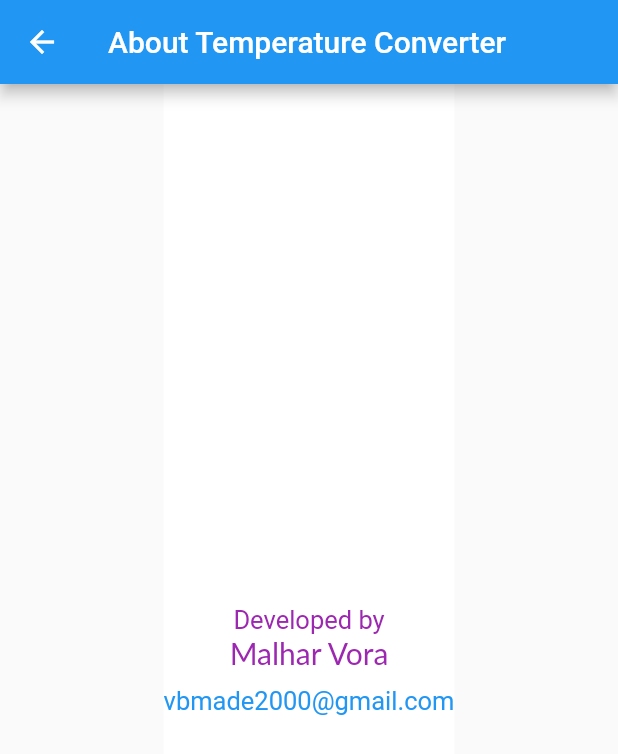
After one commit to vbmade2000/tempcon, a Flutter app: the AboutPage screen opened by its route, on a phone screen of 412 x 824 dp. The commit adds this screen. Shown: the top 754 px of the screen. Run offline on Flutter 3.47's test engine with Material 2 defaults, Android fonts, the phone set to English and light mode, and no system bars; our stand-ins replace string_validator; Roboto replaces fonts that are missing (Lato, Raleway).

Commit message:
Add About screen

```diff
--- /dev/null
+++ b/lib/about.dart
@@ -0,0 +1,45 @@
+import "package:flutter/material.dart";
+
+class AboutPage extends StatelessWidget {
+  const AboutPage({Key? key}) : super(key: key);
+
+  @override
+  Widget build(BuildContext context) {
+    return Scaffold(
+      appBar: AppBar(
+        title: Text("About Temperature Converter"),
+      ),
+      body: Center(
+        child: Container(
+          color: Colors.white,
+          child: Column(
+            crossAxisAlignment: CrossAxisAlignment.center,
+            mainAxisAlignment: MainAxisAlignment.center,
+            children: [
+              Text(
+                "Developed by",
+                style: TextStyle(
+                  fontSize: 17,
+                  fontFamily: 'Raleway',
+                ),
+              ),
+              Text(
+                "Malhar Vora",
+                style: TextStyle(fontSize: 20, fontFamily: 'Lato'),
+              ),
+              SizedBox(height: 10),
+              Text(
+                "vbmade2000@gmail.com",
+                style: TextStyle(
+                  fontSize: 17,
+                  fontFamily: 'Raleway',
+                  color: Colors.blue,
+                ),
+              ),
+            ],
+          ),
+        ),
+      ),
+    );
+  }
+}
--- a/lib/main.dart
+++ b/lib/main.dart
@@ -1,5 +1,7 @@
 import "package:flutter/material.dart";
 import "package:string_validator/string_validator.dart" as validator;
+
+import './about.dart';
 
 void main() {
   return runApp(TempConApp());
@@ -28,6 +30,10 @@ class TempConAppState extends State<TempConApp> {
     this.fTextController.text = 0.toString();
 
     return MaterialApp(
+      initialRoute: '/',
+      routes: {
+        '/about': (context) => AboutPage(),
+      },
       title: "Temperature Converter",
       theme: ThemeData(
         colorScheme: ColorScheme.fromSwatch(primarySwatch: Colors.blue)
@@ -38,8 +44,24 @@ class TempConAppState extends State<TempConApp> {
       ),
       home: Scaffold(
         appBar: AppBar(
-          title: Text("Temperature Converter"),
-        ),
+            title: Text(
+              "Temperature Converter",
+            ),
+            actions: [
+              PopupMenuButton(
+                  onSelected: null,
+                  itemBuilder: (context) => [
+                        PopupMenuItem<int>(
+                          value: 0,
+                          child: TextButton(
+                            child: Text("About"),
+                            onPressed: () {
+                              Navigator.of(context).pushNamed("/about");
+                            },
+                          ),
+                        ),
+                      ])
+            ]),
         body: Container(
           child: Column(
             children: [
--- a/pubspec.yaml
+++ b/pubspec.yaml
@@ -23,7 +23,6 @@ environment:
 dependencies:
   flutter:
     sdk: flutter
-
 
   # The following adds the Cupertino Icons font to your application.
   # Use with the CupertinoIcons class for iOS style icons.
```
Also changed, not shown: 3 other files.
